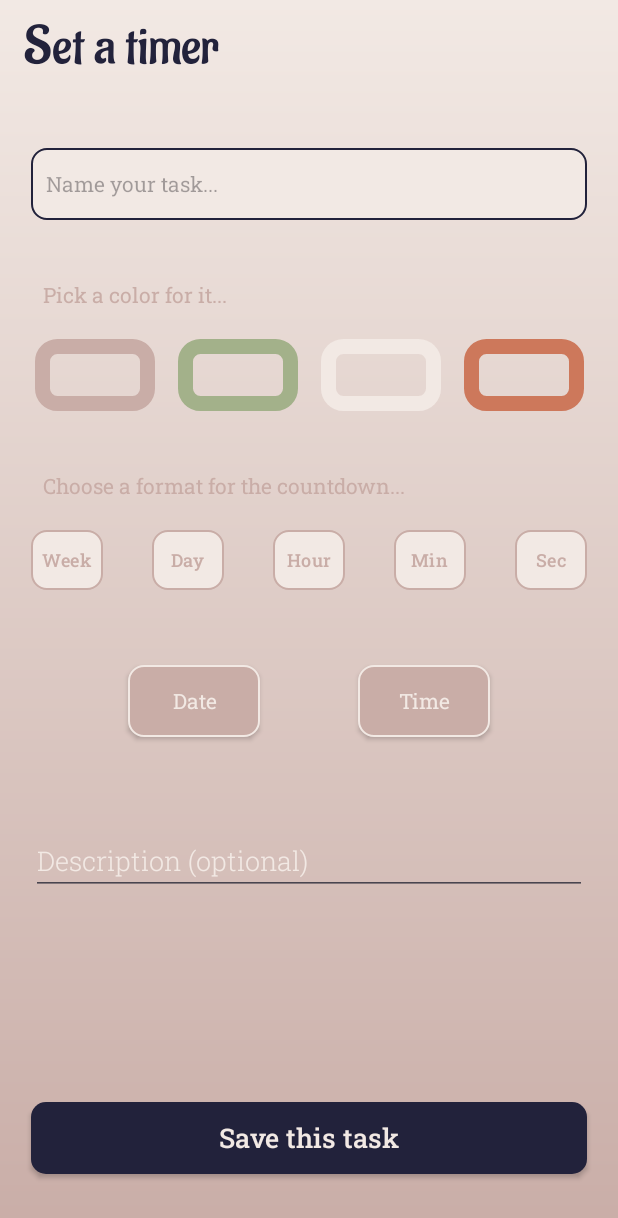
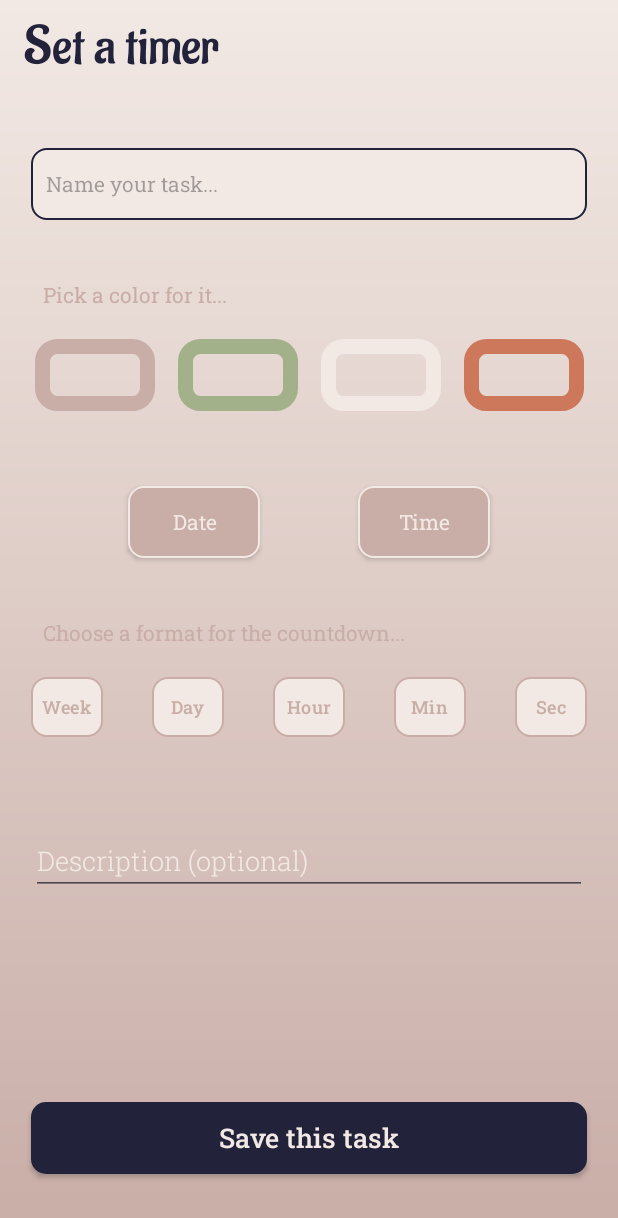
Before and after one commit to blarbee/deadline_countdown, an Android app: the TaskActivity screen opened directly, with no data from a screen before it, on a phone screen of 412 x 824 dp. Shown: the top 1218 px of the screen. Run offline under Robolectric (Android 15) with nearby library versions, the phone set to English and light mode, and no system bars; our stand-ins replace FlexboxLayout.

Commit message:
Add field verification and toast in case one or more required fields are missing in TaskActivity. Change TaskActivity's layout for smth more intuitive. Despite it all, date and time inputs aren't handled yet

```diff
--- a/app/src/main/java/com/example/deadline_countdown/TaskActivity.java
+++ b/app/src/main/java/com/example/deadline_countdown/TaskActivity.java
@@ -7,23 +7,26 @@ import android.widget.Button;
 import android.widget.CheckBox;
 import android.widget.EditText;
 import android.widget.RadioGroup;
+import android.widget.Toast;
 
 import androidx.activity.EdgeToEdge;
 import androidx.appcompat.app.AppCompatActivity;
 import androidx.core.graphics.Insets;
 import androidx.core.view.ViewCompat;
 import androidx.core.view.WindowInsetsCompat;
-
+//TODO: add dialogfragment listeners for date and time buttons
 public class TaskActivity extends AppCompatActivity {
     private static final String TAG = "debug";
 
     private EditText task_title;
     private Button save_button_v, task_date, task_time;
     CheckBox format_week, format_day, format_hour, format_min, format_sec;
+    EditText task_description;
 
-    private String task_title_txt;
-    private int task_selected_color;
+    private String task_title_txt = "";
+    private int task_selected_color = 0;
     private boolean selected_week, selected_day, selected_hour, selected_min, selected_sec = false;
+    private String optional_description = "";
 
     @Override
     protected void onCreate(Bundle savedInstanceState) {
@@ -36,40 +39,47 @@ public class TaskActivity extends AppCompatActivity {
             return insets;
         });
 
-//        save_button_v = findViewById(R.id.save_button);
-//        save_button_v.setEnabled(false);
+
 
         listenForTaskColor();
         listenForTaskFormat();
         saveTaskOnClick();
 
-
-
-
-
     }
 
     public void saveTaskOnClick(){
-
-
-
-
-
-
         save_button_v = findViewById(R.id.save_button);
         save_button_v.setOnClickListener(new View.OnClickListener() {
             @Override
             public void onClick(View view) {
                 task_title = findViewById(R.id.settings_color_option);
                 task_title_txt = TaskActivity.this.task_title.getText().toString();
-                Log.d(TAG, "task_title onclicksavebutton: " + task_title_txt);
+                task_description = findViewById(R.id.task_description);
+                optional_description = task_description.getText().toString();
+                if(allFieldsAreCompleted()){
+//                    TODO:create task object once all fields are completed and send it to mainactivity to handle
 
-                Log.d(TAG, "task_color onCheckedChanged: " + task_selected_color);
+                    Log.d(TAG, "task_title onclicksavebutton: " + task_title_txt);
 
-                Log.d(TAG, "datetime format week = " + selected_week + " day = " + selected_day + " hour = " + selected_hour + " min = " + selected_min + " sec = " + selected_sec);
+                    Log.d(TAG, "task_color onCheckedChanged: " + task_selected_color);
 
+                    Log.d(TAG, "datetime format week = " + selected_week + " day = " + selected_day + " hour = " + selected_hour + " min = " + selected_min + " sec = " + selected_sec);
+
+                    if(!optional_description.isEmpty()){
+                        Log.d(TAG, "optional description: " + optional_description);
+//                        TODO: Task.setDescription()
+                    }
+
+                }else{
+                    Log.d(TAG, "fields are missing");
+                    Toast.makeText(TaskActivity.this, "One or more fields are missing", Toast.LENGTH_SHORT).show();
+                }
             }
         });
+
+
+
+
     }
 
     public void listenForTaskColor(){
@@ -122,4 +132,18 @@ public class TaskActivity extends AppCompatActivity {
             }
         };
     }
+
+    private boolean allFieldsAreCompleted(){
+//        private String task_title_txt;
+//        private int task_selected_color;
+//        private boolean selected_week, selected_day, selected_hour, selected_min, selected_sec = false;
+//        private String optional_description;
+
+        if(!task_title_txt.isEmpty() && task_selected_color != 0){
+            if(selected_week || selected_day || selected_hour || selected_min || selected_sec){
+                return true;
+            }
+        }
+        return false;
+    }
 }
--- a/app/src/main/res/layout/activity_task.xml
+++ b/app/src/main/res/layout/activity_task.xml
@@ -74,7 +74,6 @@
         android:layout_marginTop="20dp"
 
         app:layout_constraintTop_toBottomOf="@id/pick_color"
-        app:layout_constraintBottom_toTopOf="@id/which"
         app:layout_constraintLeft_toLeftOf="@id/left_guideline"
         app:layout_constraintRight_toLeftOf="@id/right_guideline">
         <androidx.appcompat.widget.AppCompatRadioButton
@@ -130,7 +129,7 @@
         android:layout_marginTop="40dp"
         android:textColor="@color/og_cream"
         android:fontFamily="@font/robotoslab_regular"
-        app:layout_constraintTop_toBottomOf="@id/color_layout"
+        app:layout_constraintTop_toBottomOf="@id/date_button"
         app:layout_constraintLeft_toLeftOf="@id/left_text_guideline"/>
 
     <com.google.android.flexbox.FlexboxLayout
@@ -193,7 +192,7 @@
 
         android:text="Date"
 
-        app:layout_constraintTop_toBottomOf="@id/pick_format"
+        app:layout_constraintTop_toBottomOf="@id/color_layout"
         app:layout_constraintRight_toLeftOf="@id/time_button"
         app:layout_constraintLeft_toRightOf="@id/left_guideline"
 
@@ -209,7 +208,7 @@
 
         android:text="Time"
 
-        app:layout_constraintTop_toBottomOf="@id/pick_format"
+        app:layout_constraintTop_toBottomOf="@id/color_layout"
         app:layout_constraintRight_toLeftOf="@id/right_guideline"
         app:layout_constraintLeft_toRightOf="@id/date_button"
 
@@ -225,7 +224,7 @@
         android:hint="Description (optional)"
         android:fontFamily="@font/robotoslab_light"
 
-        app:layout_constraintTop_toBottomOf="@id/time_button"
+        app:layout_constraintTop_toBottomOf="@id/pick_format"
         app:layout_constraintRight_toLeftOf="@id/right_guideline"
         app:layout_constraintLeft_toRightOf="@id/left_guideline"
         />
```
